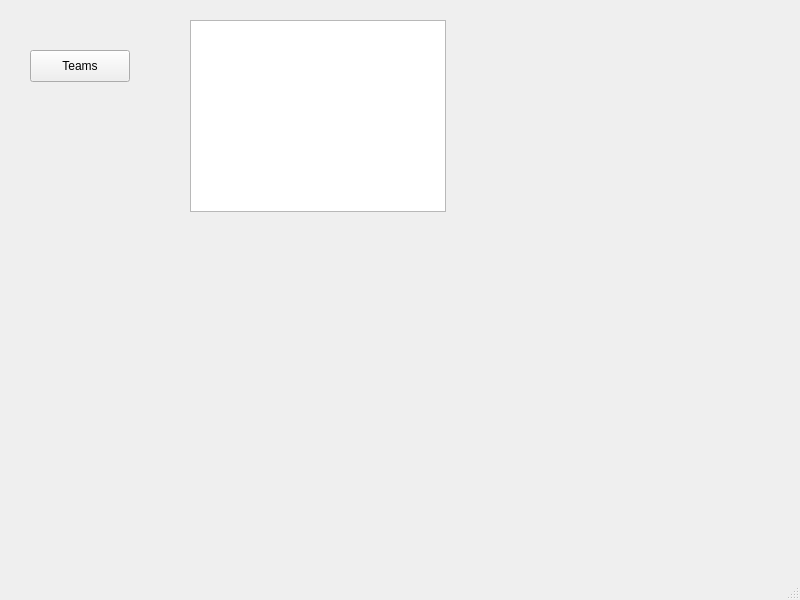
Qt form mainwindow.ui (AlexeyProg/teams_stats) before a commit.
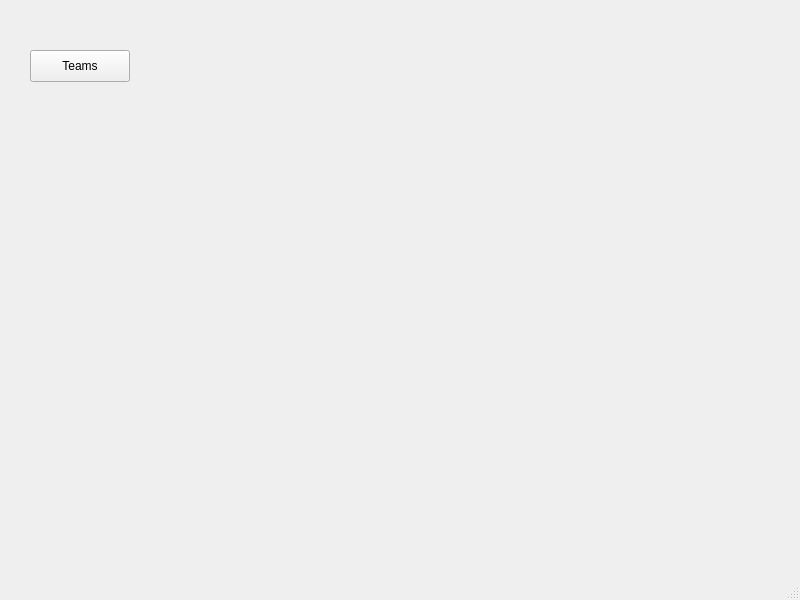
The same form after that commit.

Commit message: create team class, class requester, change structure of mainwindow

```diff
--- a/mainwindow.ui
+++ b/mainwindow.ui
@@ -27,16 +27,6 @@
      <string>Teams</string>
     </property>
    </widget>
-   <widget class="QListView" name="listView">
-    <property name="geometry">
-     <rect>
-      <x>190</x>
-      <y>20</y>
-      <width>256</width>
-      <height>192</height>
-     </rect>
-    </property>
-   </widget>
   </widget>
   <widget class="QMenuBar" name="menubar">
    <property name="geometry">
```
The commit also changes 7 other files.
